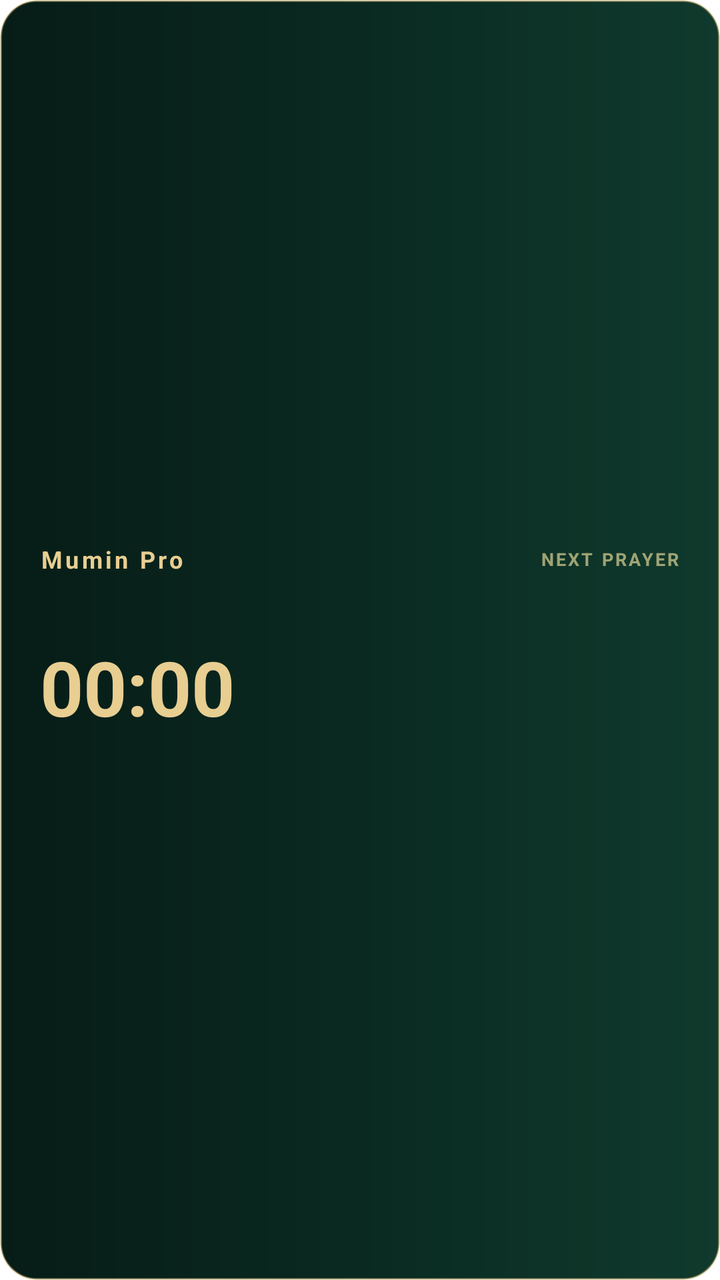
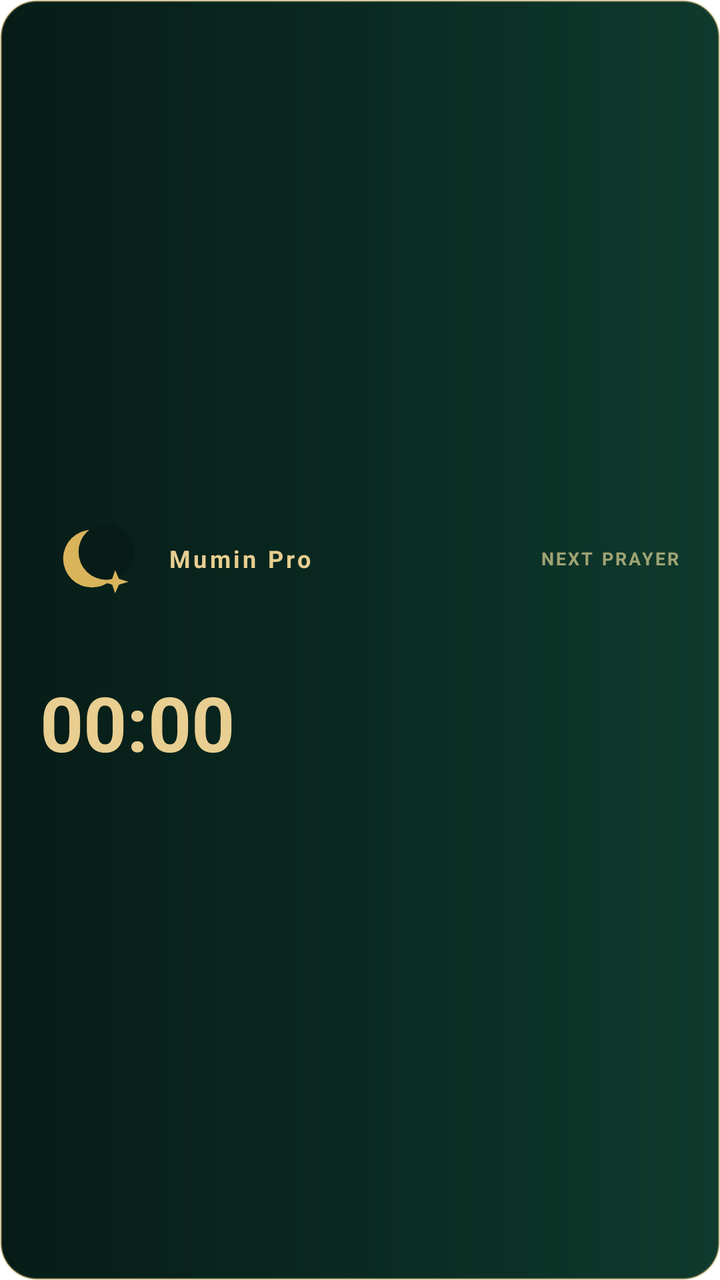

Before-and-after screenshots of an Android layout around one commit, followed by the original layout XML and the change that was made.
<!-- AndroidManifest.xml: fallback theme Theme.MaterialComponents.DayNight.NoActionBar -->
<!-- res/layout/mumin_prayer_countdown_expanded.xml -->
<?xml version="1.0" encoding="utf-8"?>
<LinearLayout xmlns:android="http://schemas.android.com/apk/res/android"
    android:layout_width="match_parent"
    android:layout_height="142dp"
    android:orientation="vertical"
    android:gravity="center_vertical"
    android:paddingStart="20dp"
    android:paddingEnd="20dp"
    android:paddingTop="14dp"
    android:paddingBottom="14dp"
    android:background="@drawable/mumin_countdown_notification_bg">

    <LinearLayout
        android:layout_width="match_parent"
        android:layout_height="wrap_content"
        android:gravity="center_vertical"
        android:orientation="horizontal">

        <TextView
            android:id="@+id/mumin_countdown_title"
            android:layout_width="0dp"
            android:layout_height="wrap_content"
            android:layout_weight="1"
            android:text="Mumin Pro"
            android:textColor="#E8CE91"
            android:textSize="12sp"
            android:textStyle="bold"
            android:letterSpacing="0.12"
            android:maxLines="1"
            android:ellipsize="end" />

        <TextView
            android:id="@+id/mumin_countdown_label"
            android:layout_width="wrap_content"
            android:layout_height="wrap_content"
            android:text="NEXT PRAYER"
            android:textColor="#B8D8CE91"
            android:textSize="9sp"
            android:textStyle="bold"
            android:letterSpacing="0.12" />
    </LinearLayout>

    <TextView
        android:id="@+id/mumin_countdown_prayer"
        android:layout_width="match_parent"
        android:layout_height="wrap_content"
        android:layout_marginTop="5dp"
        android:textColor="#FFFFFCF5"
        android:textSize="18sp"
        android:textStyle="bold"
        android:maxLines="1"
        android:ellipsize="end" />

    <Chronometer
        android:id="@+id/mumin_countdown_timer"
        android:layout_width="match_parent"
        android:layout_height="wrap_content"
        android:layout_marginTop="1dp"
        android:format="%s"
        android:textColor="#E8CE91"
        android:textSize="38sp"
        android:textStyle="bold"
        android:fontFamily="sans"
        android:gravity="start"
        android:contentDescription="Time remaining until next prayer" />
</LinearLayout>
<!-- resources referenced by this layout -->
<resources>
  <!-- drawable mumin_countdown_notification_bg (drawable) -->
  <?xml version="1.0" encoding="utf-8"?>
  <shape xmlns:android="http://schemas.android.com/apk/res/android">
      <corners android:radius="18dp" />
      <gradient
          android:angle="0"
          android:startColor="#071C17"
          android:centerColor="#0A2A21"
          android:endColor="#103A2D"
          android:type="linear" />
      <stroke
          android:width="1dp"
          android:color="#66D8B66A" />
  </shape>
</resources>

<!-- the commit's change to res/layout/mumin_prayer_countdown_expanded.xml (unified diff, before → after) -->
@@ -15,6 +15,15 @@
         android:layout_height="wrap_content"
         android:gravity="center_vertical"
         android:orientation="horizontal">
+
+        <ImageView
+            android:id="@+id/mumin_countdown_logo"
+            android:layout_width="52dp"
+            android:layout_height="52dp"
+            android:layout_marginEnd="12dp"
+            android:scaleType="fitCenter"
+            android:src="@drawable/mumin_pro_brand"
+            android:contentDescription="Mumin Pro" />
 
         <TextView
             android:id="@+id/mumin_countdown_title"
<!-- resource entries referenced after the edit -->
@@ -14,5 +14,22 @@
           android:width="1dp"
           android:color="#66D8B66A" />
   </shape>
+  <!-- drawable mumin_pro_brand (drawable) -->
+  <?xml version="1.0" encoding="utf-8"?>
+  <vector xmlns:android="http://schemas.android.com/apk/res/android"
+      android:width="108dp"
+      android:height="108dp"
+      android:viewportWidth="108"
+      android:viewportHeight="108">
+      <path
+          android:fillColor="#D9B45B"
+          android:pathData="M54,24 A30,30 0,1 0,54 84 A30,30 0,1 0,54 24 Z" />
+      <path
+          android:fillColor="#071C17"
+          android:pathData="M69,18 A29,29 0,1 0,69 76 A29,29 0,1 0,69 18 Z" />
+      <path
+          android:fillColor="#D9B45B"
+          android:pathData="M78,66 L82,75 L92,78 L82,81 L78,90 L75,81 L65,78 L75,75 Z" />
+  </vector>
 </resources>
 
